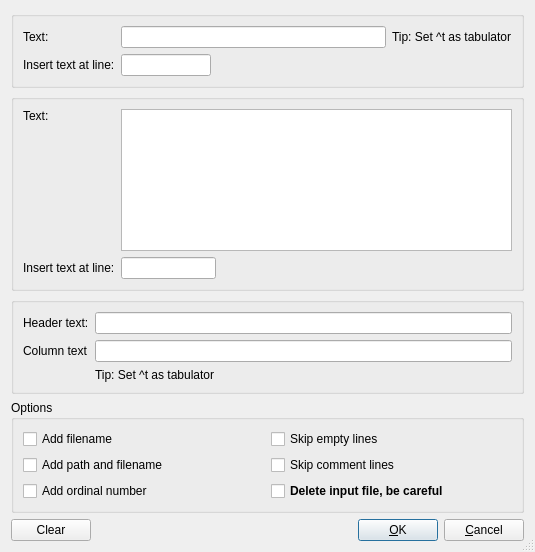
Above: trunk/Forms/AddDialog/adddialog.ui from rsieger/PanTool before the change. Below: the same form after it.
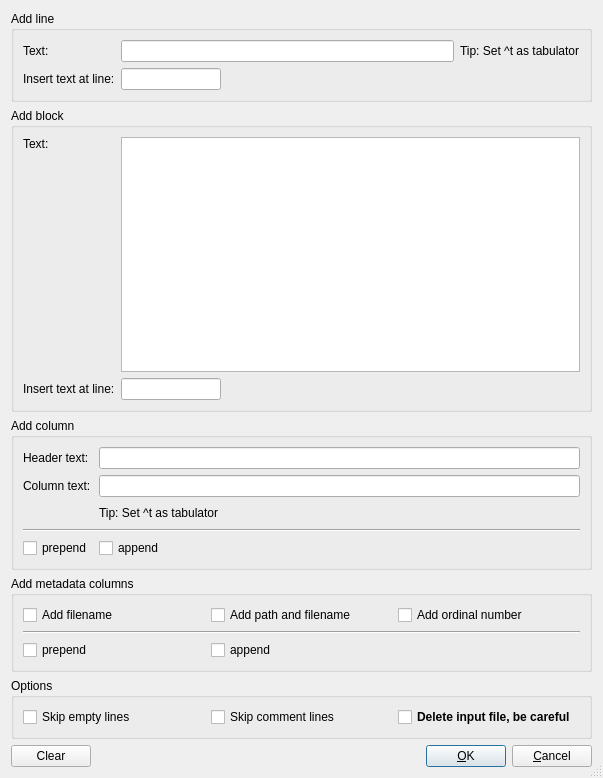
That is the form after the change.

Commit message: Add column - prepend/append

Diff of the .ui file:
```diff
--- a/trunk/Forms/AddDialog/adddialog.ui
+++ b/trunk/Forms/AddDialog/adddialog.ui
@@ -6,8 +6,8 @@
    <rect>
     <x>0</x>
     <y>0</y>
-    <width>535</width>
-    <height>552</height>
+    <width>603</width>
+    <height>778</height>
    </rect>
   </property>
   <property name="windowTitle">
@@ -16,11 +16,11 @@
   <property name="sizeGripEnabled">
    <bool>true</bool>
   </property>
-  <layout class="QGridLayout" name="gridLayout_5">
+  <layout class="QGridLayout" name="gridLayout_6">
    <item row="0" column="0">
     <widget class="QGroupBox" name="groupBox_AddLine">
      <property name="title">
-      <string/>
+      <string>Add line</string>
      </property>
      <layout class="QGridLayout" name="gridLayout_2">
       <item row="0" column="0">
@@ -76,18 +76,38 @@
    <item row="1" column="0">
     <widget class="QGroupBox" name="groupBox_AddBlock">
      <property name="title">
-      <string/>
+      <string>Add block</string>
      </property>
-     <layout class="QGridLayout" name="gridLayout_3">
-      <item row="0" column="0">
-       <widget class="QLabel" name="label_4">
+     <layout class="QGridLayout" name="gridLayout_4">
+      <item row="2" column="0">
+       <widget class="QLabel" name="label_5">
         <property name="text">
-         <string>Text:</string>
+         <string>Insert text at line:</string>
         </property>
        </widget>
       </item>
-      <item row="0" column="1" rowspan="2" colspan="2">
-       <widget class="QPlainTextEdit" name="TextBlock_plainTextEdit_2"/>
+      <item row="2" column="2">
+       <spacer name="horizontalSpacer_3">
+        <property name="orientation">
+         <enum>Qt::Horizontal</enum>
+        </property>
+        <property name="sizeHint" stdset="0">
+         <size>
+          <width>294</width>
+          <height>20</height>
+         </size>
+        </property>
+       </spacer>
+      </item>
+      <item row="2" column="1">
+       <widget class="QLineEdit" name="LineNo_lineEdit_2">
+        <property name="maximumSize">
+         <size>
+          <width>100</width>
+          <height>16777215</height>
+         </size>
+        </property>
+       </widget>
       </item>
       <item row="1" column="0">
        <spacer name="verticalSpacer">
@@ -102,45 +122,25 @@
         </property>
        </spacer>
       </item>
-      <item row="2" column="0">
-       <widget class="QLabel" name="label_5">
+      <item row="0" column="1" rowspan="2" colspan="2">
+       <widget class="QPlainTextEdit" name="TextBlock_plainTextEdit_2"/>
+      </item>
+      <item row="0" column="0">
+       <widget class="QLabel" name="label_4">
         <property name="text">
-         <string>Insert text at line:</string>
+         <string>Text:</string>
         </property>
        </widget>
       </item>
-      <item row="2" column="1">
-       <widget class="QLineEdit" name="LineNo_lineEdit_2">
-        <property name="maximumSize">
-         <size>
-          <width>100</width>
-          <height>16777215</height>
-         </size>
-        </property>
-       </widget>
-      </item>
-      <item row="2" column="2">
-       <spacer name="horizontalSpacer_3">
-        <property name="orientation">
-         <enum>Qt::Horizontal</enum>
-        </property>
-        <property name="sizeHint" stdset="0">
-         <size>
-          <width>294</width>
-          <height>20</height>
-         </size>
-        </property>
-       </spacer>
-      </item>
      </layout>
     </widget>
    </item>
    <item row="2" column="0">
     <widget class="QGroupBox" name="groupBox_AddColumn">
      <property name="title">
-      <string/>
+      <string>Add column</string>
      </property>
-     <layout class="QGridLayout" name="gridLayout_4">
+     <layout class="QGridLayout" name="gridLayout_3">
       <item row="0" column="0">
        <widget class="QLabel" name="label_6">
         <property name="text">
@@ -148,17 +148,17 @@
         </property>
        </widget>
       </item>
-      <item row="0" column="1">
+      <item row="0" column="1" colspan="2">
        <widget class="QLineEdit" name="HeaderText_lineEdit_3"/>
       </item>
       <item row="1" column="0">
        <widget class="QLabel" name="label_8">
         <property name="text">
-         <string>Column text</string>
+         <string>Column text:</string>
         </property>
        </widget>
       </item>
-      <item row="1" column="1">
+      <item row="1" column="1" colspan="2">
        <widget class="QLineEdit" name="ColumnText_lineEdit_3">
         <property name="maximumSize">
          <size>
@@ -175,13 +175,60 @@
         </property>
        </widget>
       </item>
+      <item row="2" column="2">
+       <spacer name="horizontalSpacer_4">
+        <property name="orientation">
+         <enum>Qt::Horizontal</enum>
+        </property>
+        <property name="sizeHint" stdset="0">
+         <size>
+          <width>310</width>
+          <height>20</height>
+         </size>
+        </property>
+       </spacer>
+      </item>
+      <item row="3" column="0" colspan="3">
+       <widget class="Line" name="line_2">
+        <property name="orientation">
+         <enum>Qt::Horizontal</enum>
+        </property>
+       </widget>
+      </item>
+      <item row="4" column="0">
+       <widget class="QCheckBox" name="PrependColumn_checkBox">
+        <property name="text">
+         <string>prepend</string>
+        </property>
+       </widget>
+      </item>
+      <item row="4" column="1">
+       <widget class="QCheckBox" name="AppendColumn_checkBox">
+        <property name="text">
+         <string>append</string>
+        </property>
+       </widget>
+      </item>
+      <item row="4" column="2">
+       <spacer name="horizontalSpacer_5">
+        <property name="orientation">
+         <enum>Qt::Horizontal</enum>
+        </property>
+        <property name="sizeHint" stdset="0">
+         <size>
+          <width>310</width>
+          <height>20</height>
+         </size>
+        </property>
+       </spacer>
+      </item>
      </layout>
     </widget>
    </item>
    <item row="3" column="0">
-    <widget class="QGroupBox" name="groupBox_options">
+    <widget class="QGroupBox" name="groupBox_Options_1">
      <property name="title">
-      <string>Options</string>
+      <string>Add metadata columns</string>
      </property>
      <layout class="QGridLayout" name="gridLayout">
       <item row="0" column="0">
@@ -192,27 +239,13 @@
        </widget>
       </item>
       <item row="0" column="1">
-       <widget class="QCheckBox" name="SkipEmptyLines_checkBox">
-        <property name="text">
-         <string>Skip empty lines</string>
-        </property>
-       </widget>
-      </item>
-      <item row="1" column="0">
        <widget class="QCheckBox" name="AddFullPath_checkBox">
         <property name="text">
          <string>Add path and filename</string>
         </property>
        </widget>
       </item>
-      <item row="1" column="1">
-       <widget class="QCheckBox" name="SkipCommentLines_checkBox">
-        <property name="text">
-         <string>Skip comment lines</string>
-        </property>
-       </widget>
-      </item>
-      <item row="2" column="0">
+      <item row="0" column="2">
        <widget class="QCheckBox" name="AddOrdinalNumber_checkBox">
         <property name="font">
          <font>
@@ -225,7 +258,51 @@
         </property>
        </widget>
       </item>
+      <item row="1" column="0" colspan="3">
+       <widget class="Line" name="line">
+        <property name="orientation">
+         <enum>Qt::Horizontal</enum>
+        </property>
+       </widget>
+      </item>
+      <item row="2" column="0">
+       <widget class="QCheckBox" name="PrependMetadataColumn_checkBox">
+        <property name="text">
+         <string>prepend</string>
+        </property>
+       </widget>
+      </item>
       <item row="2" column="1">
+       <widget class="QCheckBox" name="AppendMetadataColumn_checkBox">
+        <property name="text">
+         <string>append</string>
+        </property>
+       </widget>
+      </item>
+     </layout>
+    </widget>
+   </item>
+   <item row="4" column="0">
+    <widget class="QGroupBox" name="groupBox_Options_2">
+     <property name="title">
+      <string>Options</string>
+     </property>
+     <layout class="QGridLayout" name="gridLayout_5">
+      <item row="0" column="0">
+       <widget class="QCheckBox" name="SkipEmptyLines_checkBox">
+        <property name="text">
+         <string>Skip empty lines</string>
+        </property>
+       </widget>
+      </item>
+      <item row="0" column="1">
+       <widget class="QCheckBox" name="SkipCommentLines_checkBox">
+        <property name="text">
+         <string>Skip comment lines</string>
+        </property>
+       </widget>
+      </item>
+      <item row="0" column="2">
        <widget class="QCheckBox" name="DeleteInputFile_checkBox">
         <property name="font">
          <font>
@@ -241,7 +318,7 @@
      </layout>
     </widget>
    </item>
-   <item row="4" column="0">
+   <item row="5" column="0">
     <layout class="QHBoxLayout" name="horizontalLayout">
      <item>
       <widget class="QPushButton" name="ClearAll_pushButton">
```
Left out of the diff: 4 changed lines with no effect on the pictures. The commit also changes 8 other files.
